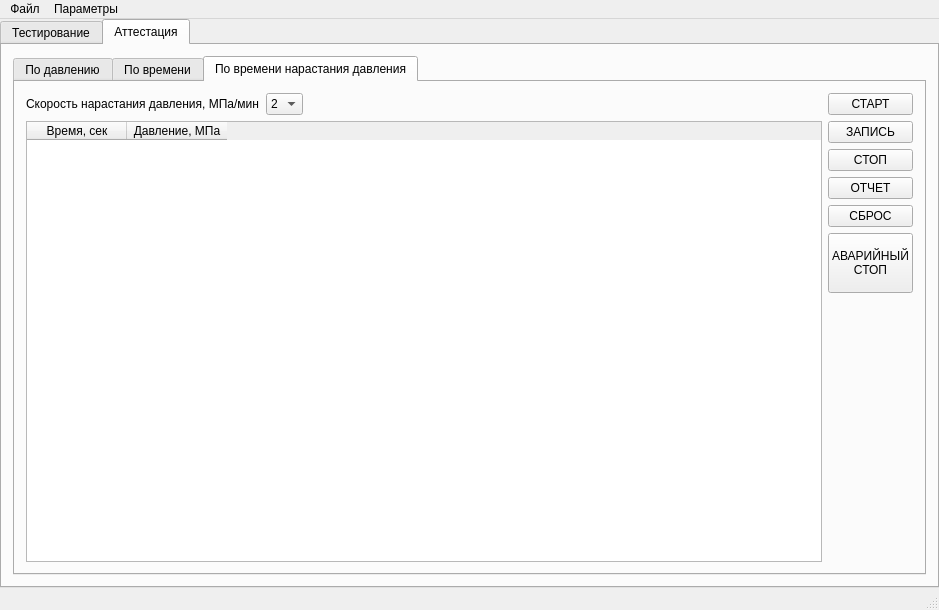
Qt form main_window.ui (firef0xff/ttm25) before a commit.
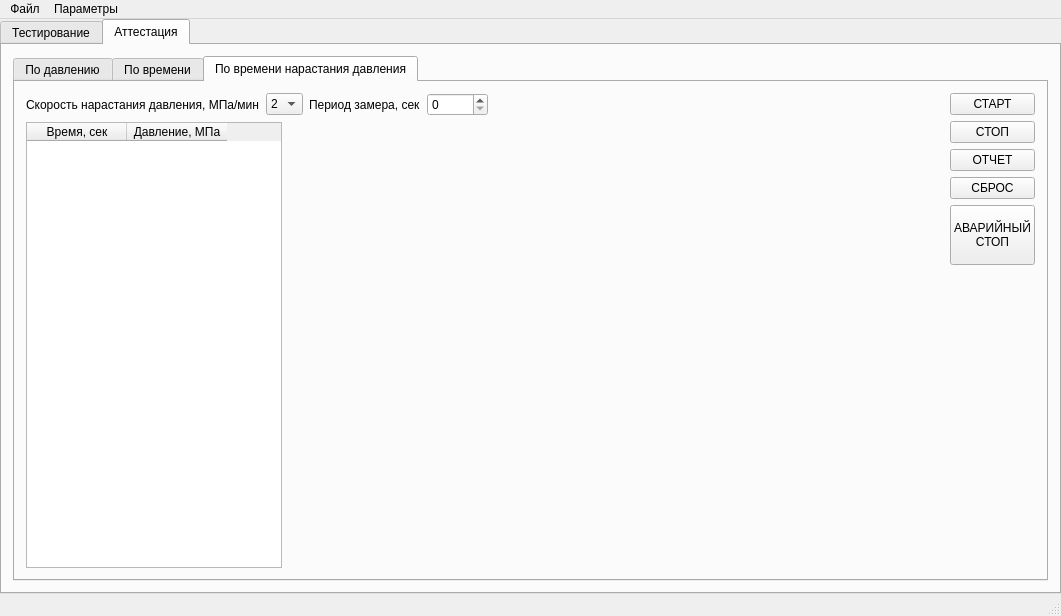
The same form after that commit. The open tabs and pages were chosen to show the change.

```diff
--- a/main_window.ui
+++ b/main_window.ui
@@ -9,8 +9,8 @@
    <rect>
     <x>0</x>
     <y>0</y>
-    <width>864</width>
-    <height>574</height>
+    <width>1061</width>
+    <height>616</height>
    </rect>
   </property>
   <property name="windowTitle">
@@ -1440,6 +1440,20 @@
                   </item>
                  </widget>
                 </item>
+                <item>
+                 <widget class="QLabel" name="label_13">
+                  <property name="text">
+                   <string>Период замера, сек</string>
+                  </property>
+                 </widget>
+                </item>
+                <item>
+                 <widget class="QSpinBox" name="bxPeriod">
+                  <property name="maximum">
+                   <number>99999</number>
+                  </property>
+                 </widget>
+                </item>
                 <item>
                  <spacer name="horizontalSpacer_4">
                   <property name="orientation">
@@ -1456,9 +1470,14 @@
                </layout>
               </item>
               <item>
+               <layout class="QHBoxLayout" name="horizontalLayout_16">
+                <property name="topMargin">
+                 <number>0</number>
+                </property>
+                <item>
                <widget class="QTableWidget" name="tblAttPressureSpeed">
                 <property name="sizePolicy">
-                 <sizepolicy hsizetype="Expanding" vsizetype="Expanding">
+                   <sizepolicy hsizetype="Preferred" vsizetype="Expanding">
                   <horstretch>0</horstretch>
                   <verstretch>0</verstretch>
                  </sizepolicy>
@@ -1475,6 +1494,21 @@
                 </column>
                </widget>
               </item>
+                <item>
+                 <widget class="QLabel" name="lAPTGraph">
+                  <property name="sizePolicy">
+                   <sizepolicy hsizetype="Expanding" vsizetype="Preferred">
+                    <horstretch>0</horstretch>
+                    <verstretch>0</verstretch>
+                   </sizepolicy>
+                  </property>
+                  <property name="text">
+                   <string/>
+                  </property>
+                 </widget>
+                </item>
+               </layout>
+              </item>
              </layout>
             </item>
             <item>
@@ -1489,13 +1523,6 @@
                 </property>
                </widget>
               </item>
-              <item>
-               <widget class="QPushButton" name="bAPTWrite">
-                <property name="text">
-                 <string>ЗАПИСЬ</string>
-                </property>
-               </widget>
-              </item>
               <item>
                <widget class="QPushButton" name="bAPTStop">
                 <property name="text">
@@ -1561,8 +1588,8 @@
     <rect>
      <x>0</x>
      <y>0</y>
-     <width>864</width>
-     <height>21</height>
+     <width>1061</width>
+     <height>19</height>
     </rect>
    </property>
    <widget class="QMenu" name="menu">
```
Left out of the diff: 21 changed lines with no effect on the pictures. Lines whose indentation alone changed are shown as unchanged.
